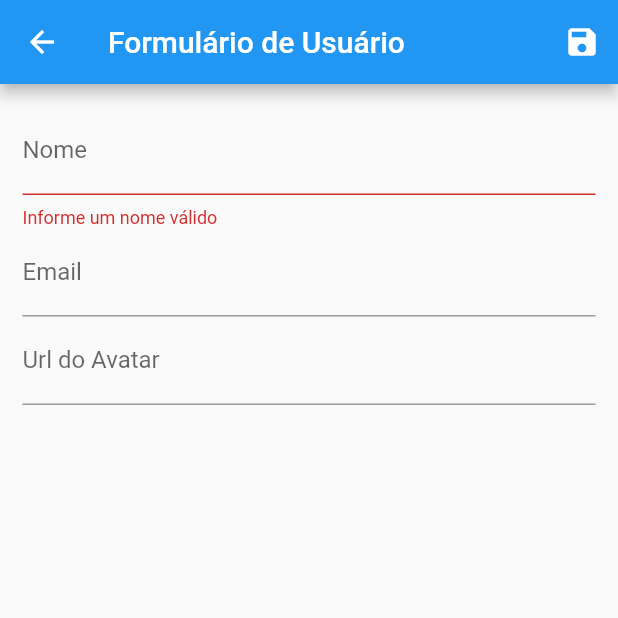
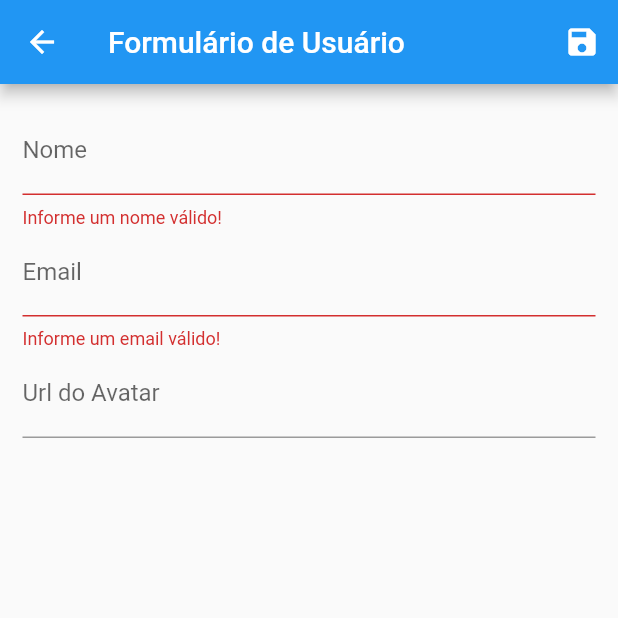
Before and after one commit to danielkhalils/Flutter-Crud, a Flutter app: the UserForm screen opened by its route, after a tap on the "save" icon, on a phone screen of 412 x 824 dp, the top half of it. Run offline on Flutter 3.47's test engine with Material 2 defaults, Android fonts, the phone set to English and light mode, and no system bars.

Commit message:
Adicionado o FormData

```diff
--- a/flutter_crud/lib/views/user_form.dart
+++ b/flutter_crud/lib/views/user_form.dart
@@ -1,7 +1,11 @@
 import 'package:flutter/material.dart';
+import 'package:flutter_crud/models/user.dart';
+import 'package:flutter_crud/provider/users.dart';
+import 'package:provider/provider.dart';
 
 class UserForm extends StatelessWidget {
   final _form = GlobalKey<FormState>();
+  final Map<String, String> _formData = {};
 
   @override
   Widget build(BuildContext context) {
@@ -16,6 +20,16 @@ class UserForm extends StatelessWidget {
 
               if (isValid) {
                 _form.currentState!.save();
+
+                Provider.of<Users>(context, listen: false).put(
+                  User(
+                    id: _formData['id'],
+                    name: _formData['name'],
+                    email: _formData['email'],
+                    avatarUrl: _formData['avatarUrl'],
+                  ),
+                );
+
                 Navigator.of(context).pop();
               }
             },
@@ -32,7 +46,7 @@ class UserForm extends StatelessWidget {
                   decoration: InputDecoration(labelText: 'Nome'),
                   validator: (value) {
                     if (value == null || value.isEmpty) {
-                      return 'Informe um nome válido';
+                      return 'Informe um nome válido!';
                     }
 
                     if (value.trim().length < 3) {
@@ -41,15 +55,25 @@ class UserForm extends StatelessWidget {
 
                     return null;
                   },
-                  onSaved: (value) {
-                    print(value);
-                  },
+                  onSaved: (value) => _formData['name'] = value!,
                 ),
                 TextFormField(
-                  decoration: InputDecoration(labelText: 'Email'),
-                ),
+                    decoration: InputDecoration(labelText: 'Email'),
+                    validator: (value) {
+                      if (value == null || value.isEmpty) {
+                        return 'Informe um email válido!';
+                      }
+
+                      if (value.trim().length < 3) {
+                        return 'Email incorreto, insira um email válido.';
+                      }
+
+                      return null;
+                    },
+                    onSaved: (value) => _formData['email'] = value!),
                 TextFormField(
                   decoration: InputDecoration(labelText: 'Url do Avatar'),
+                  onSaved: (value) => _formData['avatarUrl'] = value!,
                 ),
               ],
             ),
```
